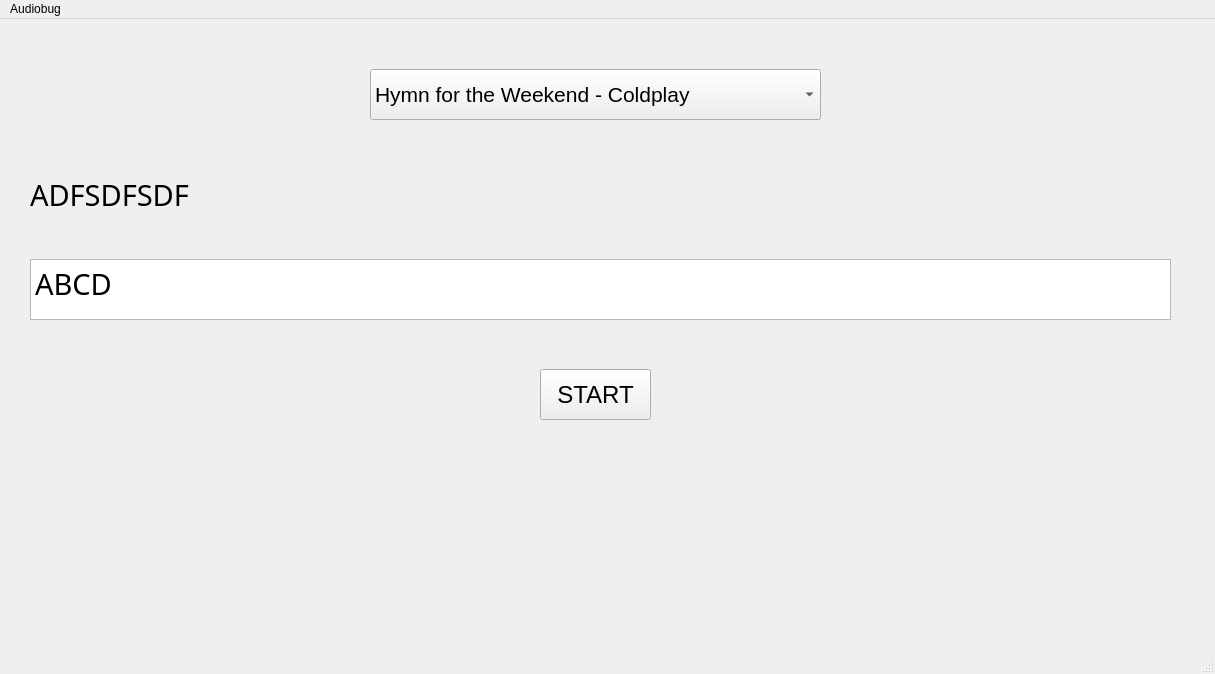
Old version of the form Project.ui in the repository EvilAndrew/the-FLow.
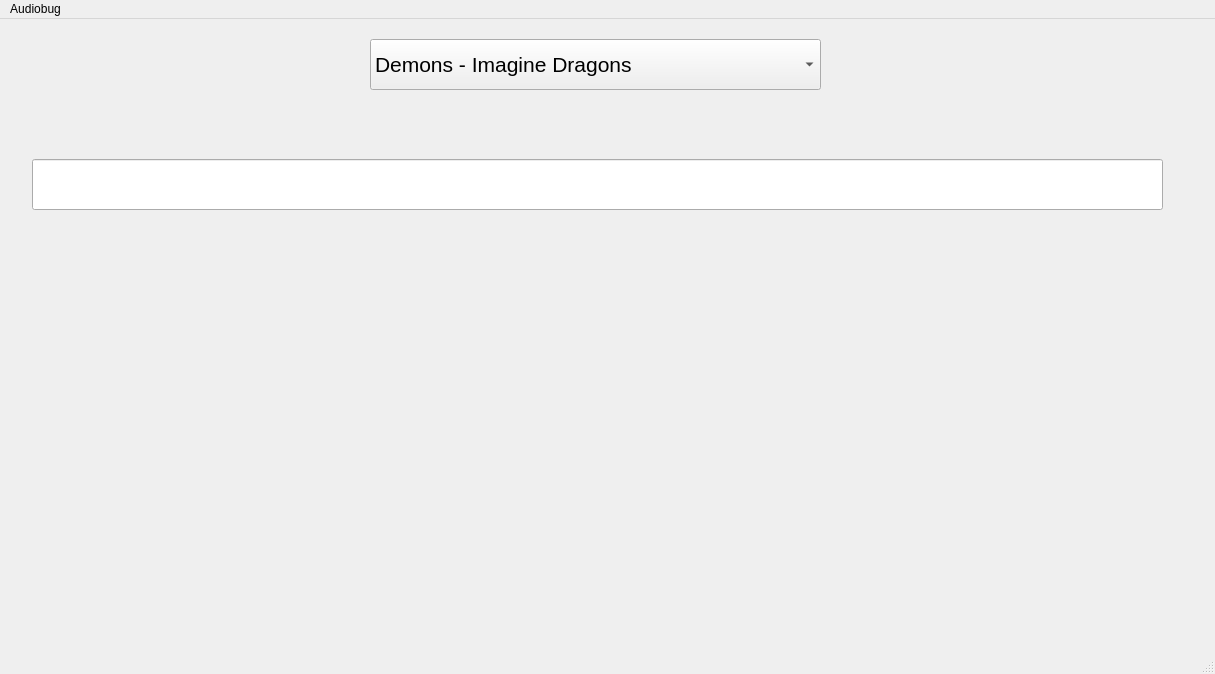
New version of the form.

Diff of the .ui file:
```diff
--- a/Project.ui
+++ b/Project.ui
@@ -14,48 +14,11 @@
    <string>MainWindow</string>
   </property>
   <widget class="QWidget" name="centralwidget">
-   <widget class="QPushButton" name="startBtn">
-    <property name="geometry">
-     <rect>
-      <x>540</x>
-      <y>350</y>
-      <width>111</width>
-      <height>51</height>
-     </rect>
-    </property>
-    <property name="font">
-     <font>
-      <pointsize>18</pointsize>
-     </font>
-    </property>
-    <property name="text">
-     <string>START</string>
-    </property>
-   </widget>
-   <widget class="QLabel" name="songPrint">
-    <property name="geometry">
-     <rect>
-      <x>30</x>
-      <y>130</y>
-      <width>1141</width>
-      <height>91</height>
-     </rect>
-    </property>
-    <property name="font">
-     <font>
-      <family>Tw Cen MT</family>
-      <pointsize>22</pointsize>
-     </font>
-    </property>
-    <property name="text">
-     <string>ADFSDFSDF</string>
-    </property>
-   </widget>
    <widget class="QComboBox" name="melodyList">
     <property name="geometry">
      <rect>
       <x>370</x>
-      <y>50</y>
+      <y>20</y>
       <width>451</width>
       <height>51</height>
      </rect>
@@ -65,6 +28,11 @@
       <pointsize>16</pointsize>
      </font>
     </property>
+    <item>
+     <property name="text">
+      <string>Demons - Imagine Dragons</string>
+     </property>
+    </item>
     <item>
      <property name="text">
       <string>Hymn for the Weekend - Coldplay</string>
@@ -106,13 +74,13 @@
      </property>
     </item>
    </widget>
-   <widget class="QTextEdit" name="inputter">
+   <widget class="QLabel" name="label">
     <property name="geometry">
      <rect>
       <x>30</x>
-      <y>240</y>
+      <y>230</y>
       <width>1141</width>
-      <height>61</height>
+      <height>71</height>
      </rect>
     </property>
     <property name="font">
@@ -121,12 +89,26 @@
       <pointsize>22</pointsize>
      </font>
     </property>
-    <property name="html">
-     <string>&lt;!DOCTYPE HTML PUBLIC &quot;-//W3C//DTD HTML 4.0//EN&quot; &quot;http://www.w3.org/TR/REC-html40/strict.dtd&quot;&gt;
-&lt;html&gt;&lt;head&gt;&lt;meta name=&quot;qrichtext&quot; content=&quot;1&quot; /&gt;&lt;style type=&quot;text/css&quot;&gt;
-p, li { white-space: pre-wrap; }
-&lt;/style&gt;&lt;/head&gt;&lt;body style=&quot; font-family:'Tw Cen MT'; font-size:22pt; font-weight:400; font-style:normal;&quot;&gt;
-&lt;p style=&quot; margin-top:0px; margin-bottom:0px; margin-left:0px; margin-right:0px; -qt-block-indent:0; text-indent:0px;&quot;&gt;ABCD&lt;/p&gt;&lt;/body&gt;&lt;/html&gt;</string>
+    <property name="text">
+     <string/>
+    </property>
+   </widget>
+   <widget class="QLineEdit" name="text_line">
+    <property name="geometry">
+     <rect>
+      <x>32</x>
+      <y>140</y>
+      <width>1131</width>
+      <height>51</height>
+     </rect>
+    </property>
+    <property name="font">
+     <font>
+      <pointsize>22</pointsize>
+     </font>
+    </property>
+    <property name="text">
+     <string/>
     </property>
    </widget>
   </widget>
```
Left out of the diff: 5 changed lines with no effect on the pictures.
